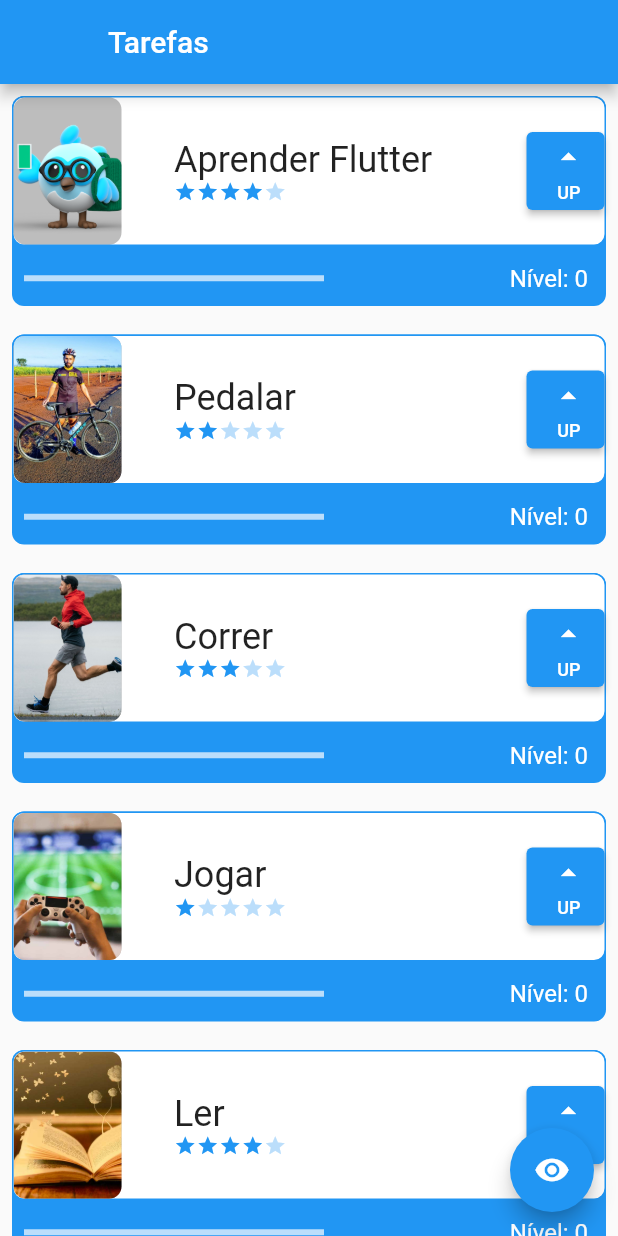
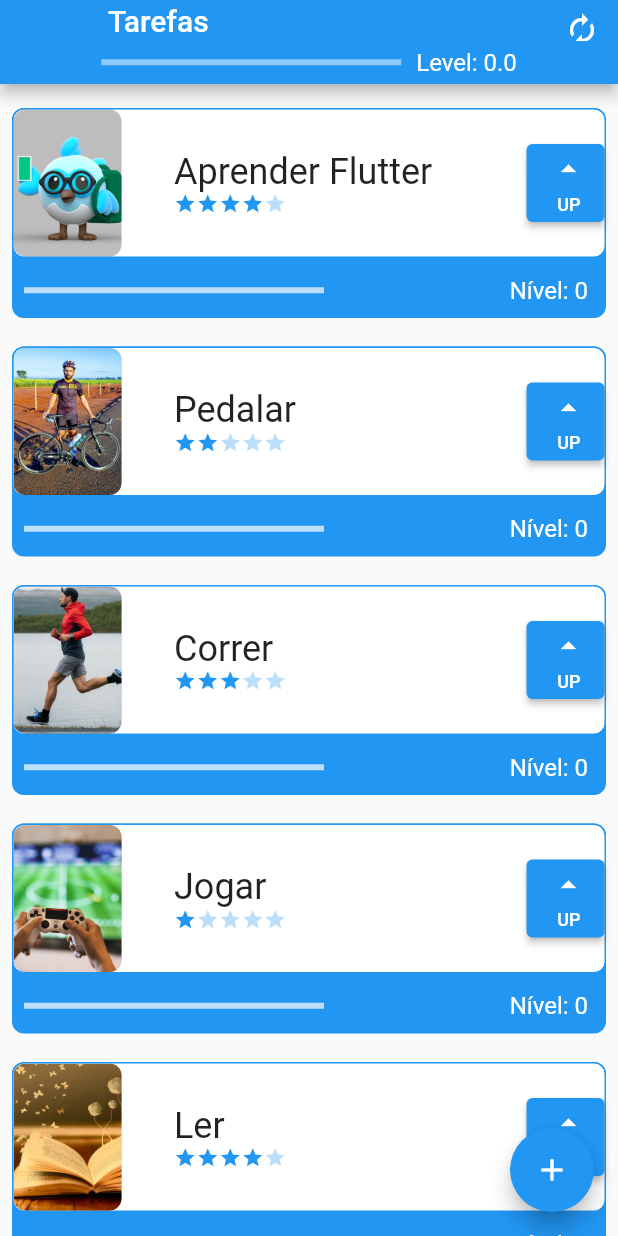
Before and after one commit to andremrrmt/organizador_tarefas, a Flutter app: the screen it shows after launch, on a phone screen of 412 x 824 dp. Run offline on Flutter 3.47's test engine with Material 2 defaults, Android fonts, the phone set to English and light mode, and no system bars.

Commit message:
Inclusão da tela de formulário; Uso InheritedWidget; Solução do Desafio.

```diff
--- a/lib/components/task.dart
+++ b/lib/components/task.dart
@@ -6,16 +6,24 @@ class Task extends StatefulWidget {
   final String foto;
   final int dificuldade;
 
-  const Task(this.nome, this.foto, this.dificuldade, {Key? key})
+  Task(this.nome, this.foto, this.dificuldade, {Key? key})
       : super(key: key);
+
+  int nivel = 0;
+  int cor = 0;
 
   @override
   State<Task> createState() => _TaskState();
 }
 
 class _TaskState extends State<Task> {
-  int nivel = 0;
-  int cor = 0;
+
+  bool assetsOrNetwork() {
+    if (widget.foto.contains('http')) {
+      return false;
+    }
+    return true;
+  }
 
   @override
   Widget build(BuildContext context) {
@@ -51,11 +59,15 @@ class _TaskState extends State<Task> {
                       height: 100,
                       child: ClipRRect(
                           borderRadius: BorderRadius.circular(8),
-                        child: Image.asset(
+                          child: assetsOrNetwork()
+                              ? Image.asset(
                                   widget.foto,
                                   fit: BoxFit.cover,
-                        ),
-                      ),
+                                )
+                              : Image.network(
+                                  widget.foto,
+                                  fit: BoxFit.cover,
+                                )),
                     ),
                     Column(
                       mainAxisAlignment: MainAxisAlignment.center,
@@ -79,19 +91,20 @@ class _TaskState extends State<Task> {
                       width: 52,
                       child: ElevatedButton(
                           style: ButtonStyle(
-                          backgroundColor: MaterialStateProperty.resolveWith<Color?>((states){
+                            backgroundColor:
+                                MaterialStateProperty.resolveWith<Color?>(
+                                    (states) {
                               return taskColor();
                             }),
                           ),
                           onPressed: () {
                             setState(() {
-                              nivel++;
-                              if((nivel/widget.dificuldade) > 10){
-                                nivel = 0;
-                                cor++;
+                              widget.nivel++;
+                              if ((widget.nivel / widget.dificuldade) > 10) {
+                                widget.nivel = 0;
+                                widget.cor++;
                               }
                             });
-                            // print(nivel);
                           },
                           child: Column(
                             mainAxisAlignment: MainAxisAlignment.spaceEvenly,
@@ -119,7 +132,7 @@ class _TaskState extends State<Task> {
                         backgroundColor: taskColor()[100],
                         color: Colors.white,
                         value: (widget.dificuldade > 0)
-                            ? (nivel / widget.dificuldade) / 10
+                            ? (widget.nivel / widget.dificuldade) / 10
                             : 1,
                       ),
                     ),
@@ -127,7 +140,7 @@ class _TaskState extends State<Task> {
                   Padding(
                     padding: const EdgeInsets.all(12),
                     child: Text(
-                      'Nível: $nivel',
+                      'Nível: ${widget.nivel}',
                       style: const TextStyle(color: Colors.white, fontSize: 16),
                     ),
                   ),
@@ -140,10 +153,10 @@ class _TaskState extends State<Task> {
     );
   }
 
-  taskColor(){
-    switch(cor){
+  taskColor() {
+    switch (widget.cor) {
       case 1:
-        return Colors.green ;
+        return Colors.green;
       case 2:
         return Colors.yellow;
       case 3:
@@ -154,5 +167,4 @@ class _TaskState extends State<Task> {
         return Colors.blue;
     }
   }
-
 }
--- /dev/null
+++ b/lib/data/task_inherited.dart
@@ -0,0 +1,33 @@
+import 'package:flutter/material.dart';
+import 'package:nosso_primeiro_projeto/components/task.dart';
+
+
+class TaskInherted extends InheritedWidget {
+  TaskInherted({
+    Key? key,
+    required Widget child,
+  }) : super(key: key, child: child);
+
+  final List<Task> taskList = [
+    Task('Aprender Flutter', 'assets/images/flutter.png', 4),
+    Task('Pedalar', 'assets/images/bike.jpg', 2),
+    Task('Correr', 'assets/images/corrida.jpg', 3),
+    Task('Jogar', 'assets/images/game.jpg', 1),
+    Task('Ler', 'assets/images/ler.jpg', 4),
+  ];
+
+  void newTask(String name, String photo, int difficulty){
+    taskList.add(Task(name, photo, difficulty));
+  }
+
+  static TaskInherted of(BuildContext context) {
+    final TaskInherted? result = context.dependOnInheritedWidgetOfExactType<TaskInherted>();
+    assert(result != null, 'No TaskInherted found in context');
+    return result!;
+  }
+
+  @override
+  bool updateShouldNotify(TaskInherted oldWidget) {
+    return oldWidget.taskList.length != taskList.length;
+  }
+}
--- a/lib/main.dart
+++ b/lib/main.dart
@@ -1,4 +1,5 @@
 import 'package:flutter/material.dart';
+import 'package:nosso_primeiro_projeto/data/task_inherited.dart';
 import 'package:nosso_primeiro_projeto/screens/initial_screen.dart';
 
 void main() {
@@ -15,7 +16,7 @@ class MyApp extends StatelessWidget {
       theme: ThemeData(
         primarySwatch: Colors.blue,
       ),
-      home: const InitialScreen(),
+      home: TaskInherted(child: const InitialScreen()),
     );
   }
 }
--- a/lib/screens/initial_screen.dart
+++ b/lib/screens/initial_screen.dart
@@ -1,8 +1,8 @@
 import 'package:flutter/material.dart';
-import 'package:nosso_primeiro_projeto/components/task.dart';
+import 'package:nosso_primeiro_projeto/data/task_inherited.dart';
+import 'package:nosso_primeiro_projeto/screens/form_screen.dart';
 
 class InitialScreen extends StatefulWidget {
-
   const InitialScreen({Key? key}) : super(key: key);
 
   @override
@@ -10,7 +10,21 @@ class InitialScreen extends StatefulWidget {
 }
 
 class _InitialScreenState extends State<InitialScreen> {
-  bool opacidade = true;
+  double levelTotal = 0.0;
+
+  void level() {
+    levelTotal = TaskInherted.of(context)
+        .taskList
+        .map((task) => task.nivel / task.dificuldade)
+        .reduce((a, b) => a + b);
+  }
+
+  int barra() {
+    return TaskInherted.of(context)
+        .taskList
+        .map((task) => task.dificuldade * 10)
+        .reduce((a, b) => a + b);
+  }
 
   @override
   Widget build(BuildContext context) {
@@ -18,43 +32,58 @@ class _InitialScreenState extends State<InitialScreen> {
       appBar: AppBar(
         leading: Container(),
         title: const Text('Tarefas'),
+        actions: [
+          IconButton(
+            onPressed: () {
+              setState(() {
+                level();
+              });
+            },
+            icon: const Icon(Icons.autorenew),
+          )
+        ],
+        bottom: PreferredSize(
+          preferredSize: const Size.fromHeight(0),
+          child: Row(
+            mainAxisAlignment: MainAxisAlignment.center,
+            children: [
+              Padding(
+                padding: const EdgeInsets.all(5),
+                child: SizedBox(
+                  width: 200,
+                  child: LinearProgressIndicator(
+                    color: Colors.white,
+                    value: levelTotal / barra(),
+                  ),
+                ),
+              ),
+              Padding(
+                padding: const EdgeInsets.all(5),
+                child: Text(
+                  'Level: $levelTotal',
+                  style: const TextStyle(color: Colors.white, fontSize: 16),
+                ),
+              ),
+            ],
+          ),
+        ),
       ),
-      body: AnimatedOpacity(
-        opacity: opacidade ? 1 : 0,
-        duration: const Duration(microseconds: 800),
-        child: ListView(
-          children: const [
-            Task(
-                'Aprender Flutter',
-                'assets/images/flutter.png',
-                4),
-            Task(
-                'Pedalar',
-                'assets/images/bike.jpg',
-                2),
-            Task(
-                'Correr',
-                'assets/images/corrida.jpg',
-                3),
-            Task(
-                'Jogar',
-                'assets/images/game.jpg',
-                1),
-            Task(
-                'Ler',
-                'assets/images/ler.jpg',
-                4),
-            SizedBox(height: 80,)
-          ],
-        ),
+      body: ListView(
+        padding: const EdgeInsets.only(top: 8, bottom: 70),
+        children: TaskInherted.of(context).taskList,
       ),
       floatingActionButton: FloatingActionButton(
         onPressed: () {
-          setState(() {
-            opacidade = !opacidade;
-          });
+          Navigator.push(
+            context,
+            MaterialPageRoute(
+              builder: (contextNew) => FormScreen(
+                taskContext: context,
+              ),
+            ),
+          );
         },
-        child: const Icon(Icons.remove_red_eye),
+        child: const Icon(Icons.add),
       ),
     );
   }
```
Also changed, not shown: lib/screens/form_screen.dart (added, +165 -0 lines), assets/images/nophoto.png (added). Lines whose indentation alone changed are shown as unchanged.
